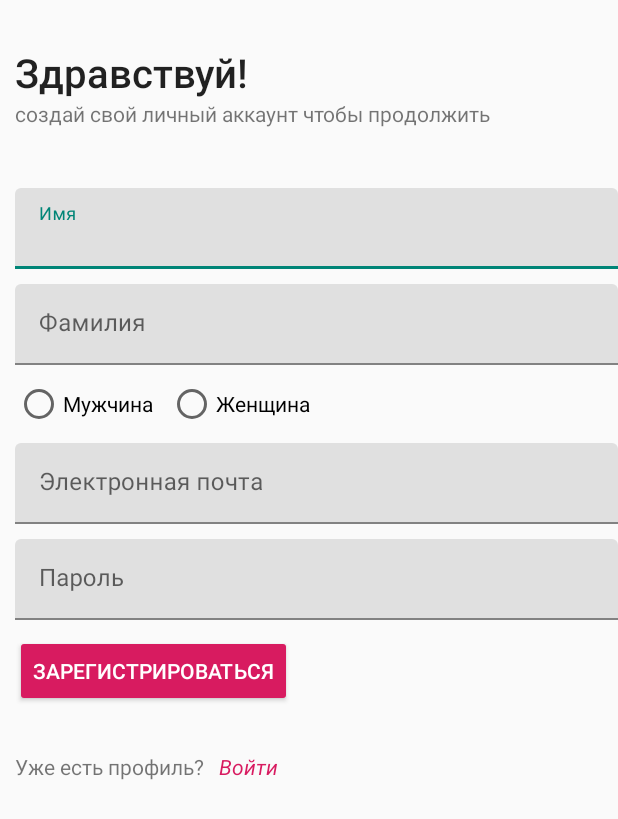
After one commit to Doldrums/Energy, an Android app: the RegisterActivity screen opened directly, with no data from a screen before it, on a phone screen of 412 x 824 dp. The commit adds this screen. Shown: the top 819 px of the screen. Run offline under Robolectric (Android 15) with nearby library versions, the phone set to English and light mode, and no system bars.

Commit message:
add snackbar and fragments

```diff
--- a/app/build.gradle
+++ b/app/build.gradle
@@ -28,6 +28,7 @@ dependencies {
     implementation 'com.android.support:appcompat-v7:28.0.0'
     implementation 'com.android.support:design:28.0.0'
     implementation 'com.android.support.constraint:constraint-layout:1.1.3'
+    implementation 'com.android.support:support-v4:28.0.0'
     testImplementation 'junit:junit:4.12'
     androidTestImplementation 'com.android.support.test:runner:1.0.2'
     androidTestImplementation 'com.android.support.test.espresso:espresso-core:3.0.2'
--- /dev/null
+++ b/app/src/main/java/com/example/energy/RegisterActivity.kt
@@ -0,0 +1,41 @@
+package com.example.energy
+
+import android.content.Intent
+import android.support.v7.app.AppCompatActivity
+import android.os.Bundle
+import android.support.design.widget.Snackbar
+import kotlinx.android.synthetic.main.activity_register.*
+import kotlinx.android.synthetic.main.activity_welcome.*
+
+class RegisterActivity : AppCompatActivity() {
+
+    override fun onCreate(savedInstanceState: Bundle?) {
+        super.onCreate(savedInstanceState)
+        setContentView(R.layout.activity_register)
+
+        val actionBar = supportActionBar
+        actionBar!!.hide()
+
+        SignIn.setOnClickListener {
+            intent = Intent(this,WelcomeActivity::class.java)
+            startActivity(intent)
+        }
+        btn_signup.setOnClickListener {
+            val name = txt_name.text.toString()
+            val surname = txt_surname.text.toString()
+            val email = txt_email.text.toString()
+            val password = txt_r_password.text.toString()
+            when {
+                name != "" && password != "" && surname != "" && email != "" -> {
+                    intent = Intent(this,MainActivity::class.java)
+                    startActivity(intent)
+                }
+                name == "" -> Snackbar.make(it,"Введите имя", Snackbar.LENGTH_LONG).show()
+                password == "" -> Snackbar.make(it,"Введите пароль", Snackbar.LENGTH_LONG).show()
+                surname == "" -> Snackbar.make(it,"Введите фамилию", Snackbar.LENGTH_LONG).show()
+                email == "" -> Snackbar.make(it,"Введите почту", Snackbar.LENGTH_LONG).show()
+            }
+        }
+
+    }
+}
--- a/app/src/main/java/com/example/energy/WelcomeActivity.kt
+++ b/app/src/main/java/com/example/energy/WelcomeActivity.kt
@@ -31,6 +31,10 @@ class WelcomeActivity : AppCompatActivity() {
                 password != "404" || login != "test" -> Snackbar.make(it,"Неверный пароль или логин",Snackbar.LENGTH_LONG).show()
             }
         }
+        btn_register.setOnClickListener {
+            intent = Intent(this,RegisterActivity::class.java)
+            startActivity(intent)
+        }
 
     }
 }
--- /dev/null
+++ b/app/src/main/res/layout/activity_register.xml
@@ -0,0 +1,150 @@
+<?xml version="1.0" encoding="utf-8"?>
+<LinearLayout xmlns:android="http://schemas.android.com/apk/res/android"
+              xmlns:app="http://schemas.android.com/apk/res-auto"
+              android:id="@+id/activity_sign_up"
+              android:layout_width="match_parent"
+              android:layout_height="match_parent"
+              android:orientation="vertical">
+
+    <TextView
+            android:layout_width="wrap_content"
+            android:layout_height="wrap_content"
+            android:layout_marginTop="30dp"
+            android:textSize="12pt"
+            style="@style/Base.TextAppearance.AppCompat.Title"
+            android:layout_marginStart="10dp"
+            android:text="Здравствуй!"/>
+
+    <TextView
+            android:layout_width="wrap_content"
+            android:layout_height="wrap_content"
+            android:textSize="14dp"
+            android:layout_marginStart="10dp"
+            android:text="создай свой личный аккаунт чтобы продолжить"/>
+
+    <android.support.design.widget.TextInputLayout
+            android:id="@+id/inputLayout1"
+            android:layout_width="match_parent"
+            android:layout_height="wrap_content"
+            style="@style/Widget.MaterialComponents.TextInputLayout.FilledBox.Dense"
+            android:layout_marginTop="40dp"
+            android:layout_marginStart="10dp">
+        <EditText
+                android:id="@+id/txt_name"
+                android:layout_width="match_parent"
+                android:layout_height="wrap_content"
+                android:hint="Имя"
+                android:inputType="text" />
+    </android.support.design.widget.TextInputLayout>
+    <android.support.design.widget.TextInputLayout
+            android:layout_width="match_parent"
+            android:layout_height="wrap_content"
+            style="@style/Widget.MaterialComponents.TextInputLayout.FilledBox.Dense"
+            android:layout_marginStart="10dp"
+            android:layout_marginTop="10dp">
+        <EditText
+                android:id="@+id/txt_surname"
+                android:layout_width="match_parent"
+                android:layout_height="wrap_content"
+                android:hint="Фамилия"
+                android:inputType="text" />
+    </android.support.design.widget.TextInputLayout>
+
+    <RadioGroup
+            android:id="@+id/radioGender"
+            android:layout_width="match_parent"
+            android:layout_height="wrap_content"
+            android:orientation="horizontal"
+            android:layout_marginStart="10dp"
+            android:layout_marginTop="10dp">
+
+        <RadioButton
+                android:id="@+id/radioMale"
+                android:layout_width="wrap_content"
+                android:layout_height="wrap_content"
+                android:text="Мужчина"
+                android:paddingEnd="10dp"/>
+
+        <RadioButton
+                android:id="@+id/radioFemale"
+                android:layout_width="wrap_content"
+                android:layout_height="wrap_content"
+                android:text="Женщина" />
+    </RadioGroup>
+
+    <android.support.design.widget.TextInputLayout
+            android:id="@+id/inputLayout2"
+            android:layout_width="match_parent"
+            style="@style/Widget.MaterialComponents.TextInputLayout.FilledBox.Dense"
+            android:layout_height="wrap_content"
+            android:layout_marginStart="10dp"
+            android:layout_marginTop="10dp">
+        <EditText
+                android:id="@+id/txt_email"
+                android:layout_width="match_parent"
+                android:layout_height="wrap_content"
+                android:hint="Электронная почта"
+                android:inputType="textEmailAddress" />
+    </android.support.design.widget.TextInputLayout>
+
+    <android.support.design.widget.TextInputLayout
+            android:id="@+id/inputLayout3"
+            style="@style/Widget.MaterialComponents.TextInputLayout.FilledBox.Dense"
+            android:layout_width="match_parent"
+            android:layout_height="wrap_content"
+            android:layout_marginStart="10dp"
+            android:layout_marginTop="10dp">
+
+        <EditText
+                android:id="@+id/txt_r_password"
+                android:layout_width="match_parent"
+                android:layout_height="wrap_content"
+                android:hint="Пароль"
+                android:inputType="textPassword" />
+    </android.support.design.widget.TextInputLayout>
+
+
+
+
+    <Button
+            android:id="@+id/btn_signup"
+            style="@style/Widget.AppCompat.Button.Colored"
+            android:layout_width="wrap_content"
+            android:layout_height="wrap_content"
+            android:layout_marginStart="10dp"
+            android:layout_marginTop="10dp"
+            android:text="Зарегистрироваться"
+    />
+
+
+    <LinearLayout
+            android:layout_width="wrap_content"
+            android:layout_height="wrap_content"
+            android:orientation="horizontal"
+            android:layout_marginTop="20dp">
+
+
+        <TextView
+                android:layout_width="wrap_content"
+                android:layout_height="wrap_content"
+                android:text="Уже есть профиль?"
+                android:textSize="14dp"
+                android:layout_marginStart="10dp"
+                android:layout_marginTop="10dp"/>
+
+
+
+        <TextView
+                android:layout_width="match_parent"
+                android:layout_height="match_parent"
+                android:text="Войти"
+                android:textColor="@color/colorAccent"
+                android:textStyle="italic"
+                android:gravity="bottom"
+                android:clickable="true"
+                android:layout_marginStart="10dp"
+                android:id="@+id/SignIn"/>
+
+
+    </LinearLayout>
+</LinearLayout>
--- a/app/src/main/res/values/strings.xml
+++ b/app/src/main/res/values/strings.xml
@@ -3,4 +3,7 @@
     <string name="title_person">Мой кабинет</string>
     <string name="title_dashboard">Новости</string>
     <string name="title_chat">Чат</string>
+
+    <!-- TODO: Remove or change this placeholder text -->
+    <string name="hello_blank_fragment">Hello blank fragment</string>
 </resources>
```
Also changed, not shown: app/src/main/AndroidManifest.xml (+6 -2 lines), app/src/main/java/com/example/energy/MainActivity.kt (+15 -3 lines), app/src/main/java/com/example/energy/fragments/ChatFragment.kt (added, +45 -0 lines), app/src/main/java/com/example/energy/fragments/NewsFragment.kt (added, +32 -0 lines), app/src/main/java/com/example/energy/fragments/UserFragment.kt (added, +36 -0 lines), app/src/main/res/layout/activity_main.xml (+7 -9 lines), app/src/main/res/layout/fragment_chat.xml (added, +15 -0 lines), app/src/main/res/layout/fragment_news.xml (added, +15 -0 lines), app/src/main/res/layout/fragment_user.xml (added, +15 -0 lines).
